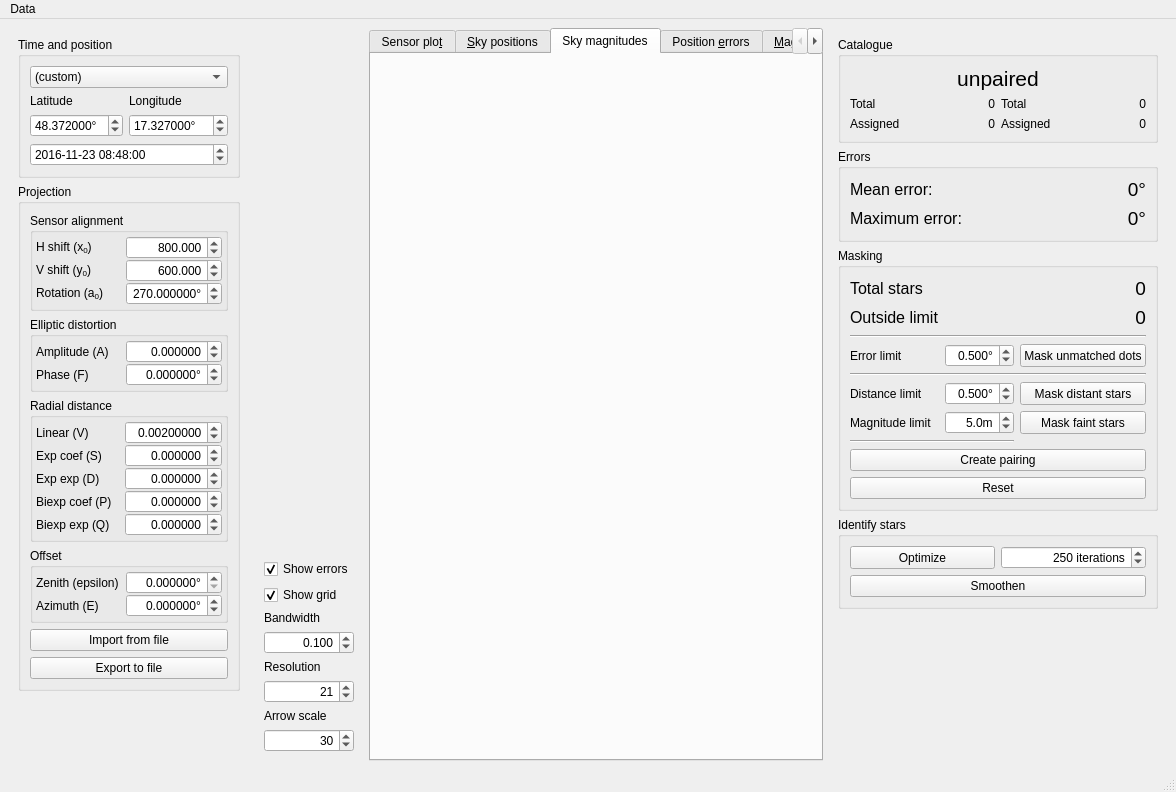
First picture: the form in ui/main.ui, repository AMOS-uniba/vasco, before the edit.
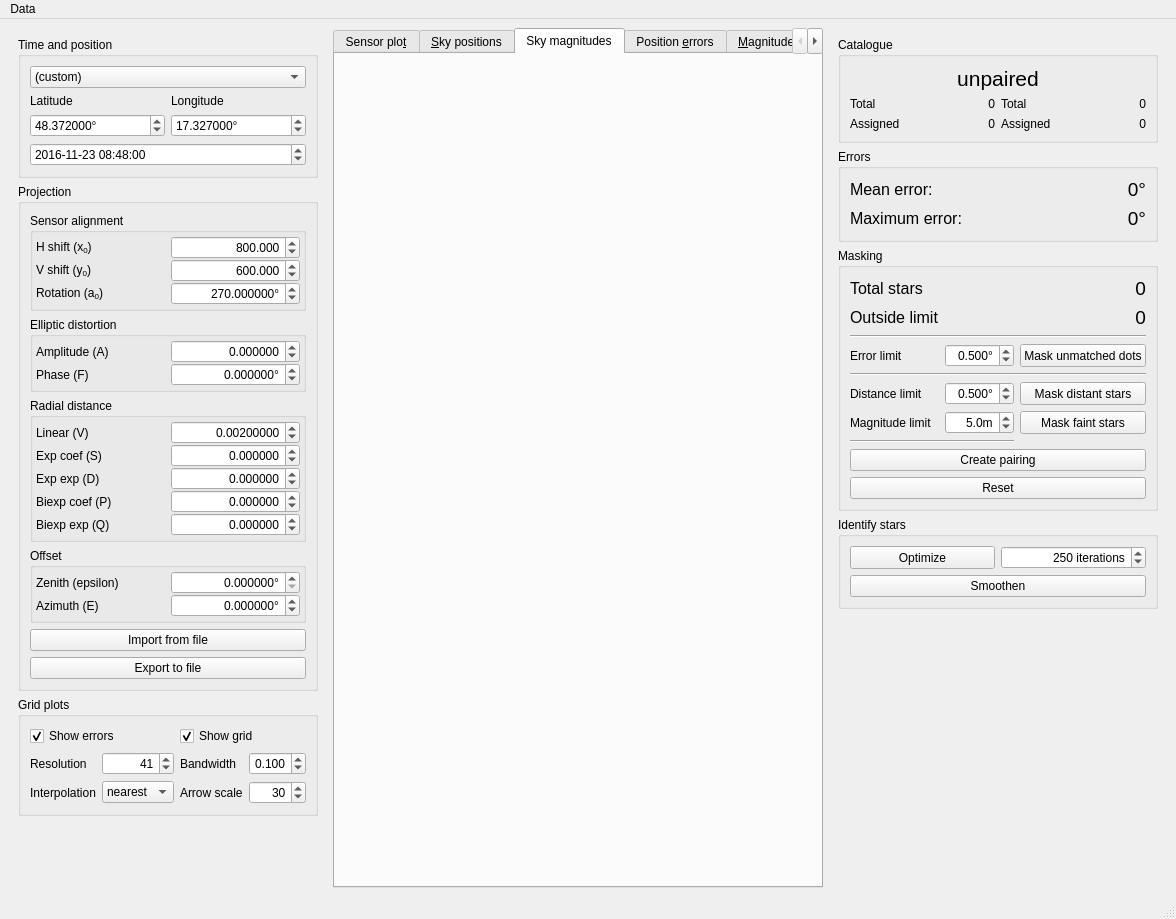
Second picture: the form after the edit.

Commit message: Improved magnitude plot

```diff
--- a/ui/main.ui
+++ b/ui/main.ui
@@ -7,7 +7,7 @@
     <x>0</x>
     <y>0</y>
     <width>1176</width>
-    <height>792</height>
+    <height>919</height>
    </rect>
   </property>
   <property name="windowTitle">
@@ -657,135 +657,45 @@
         </widget>
        </item>
        <item>
-        <spacer name="verticalSpacer_4">
-         <property name="orientation">
-          <enum>Qt::Vertical</enum>
+        <widget class="QGroupBox" name="gb_grid_plots">
+         <property name="title">
+          <string>Grid plots</string>
          </property>
-         <property name="sizeHint" stdset="0">
-          <size>
-           <width>20</width>
-           <height>40</height>
-          </size>
-         </property>
-        </spacer>
-       </item>
-      </layout>
-     </widget>
-    </item>
-    <item>
-     <widget class="QWidget" name="w_scale" native="true">
-      <property name="sizePolicy">
-       <sizepolicy hsizetype="Maximum" vsizetype="Preferred">
-        <horstretch>0</horstretch>
-        <verstretch>0</verstretch>
-       </sizepolicy>
-      </property>
-      <layout class="QVBoxLayout" name="verticalLayout_5">
-       <item>
-        <spacer name="verticalSpacer">
-         <property name="orientation">
-          <enum>Qt::Vertical</enum>
-         </property>
-         <property name="sizeHint" stdset="0">
-          <size>
-           <width>20</width>
-           <height>462</height>
-          </size>
-         </property>
-        </spacer>
-       </item>
-       <item>
-        <widget class="QCheckBox" name="cb_show_errors">
-         <property name="enabled">
-          <bool>true</bool>
-         </property>
+         <layout class="QGridLayout" name="gridLayout_7">
+          <item row="9" column="2">
+           <widget class="QLabel" name="lx_interpolation">
          <property name="text">
-          <string>Show errors</string>
-         </property>
-         <property name="checked">
-          <bool>true</bool>
-         </property>
-        </widget>
-       </item>
+             <string>Interpolation</string>
+            </property>
+           </widget>
+          </item>
+          <item row="9" column="3">
+           <widget class="QComboBox" name="cb_interpolation">
        <item>
-        <widget class="QCheckBox" name="cb_show_grid">
          <property name="text">
-          <string>Show grid</string>
-         </property>
-         <property name="checked">
-          <bool>true</bool>
-         </property>
-        </widget>
+              <string>nearest</string>
+             </property>
        </item>
        <item>
-        <widget class="QLabel" name="lx_bandwidth">
          <property name="text">
-          <string>Bandwidth</string>
-         </property>
-        </widget>
+              <string>bilinear</string>
+             </property>
        </item>
        <item>
-        <widget class="QDoubleSpinBox" name="dsb_bandwidth">
-         <property name="alignment">
-          <set>Qt::AlignRight|Qt::AlignTrailing|Qt::AlignVCenter</set>
-         </property>
-         <property name="suffix">
-          <string/>
-         </property>
-         <property name="decimals">
-          <number>3</number>
-         </property>
-         <property name="minimum">
-          <double>0.001000000000000</double>
-         </property>
-         <property name="maximum">
-          <double>0.500000000000000</double>
-         </property>
-         <property name="singleStep">
-          <double>0.010000000000000</double>
-         </property>
-         <property name="stepType">
-          <enum>QAbstractSpinBox::DefaultStepType</enum>
-         </property>
-         <property name="value">
-          <double>0.100000000000000</double>
-         </property>
-        </widget>
-       </item>
-       <item>
-        <widget class="QLabel" name="lx_resolution">
          <property name="text">
-          <string>Resolution</string>
-         </property>
-        </widget>
-       </item>
-       <item>
-        <widget class="QSpinBox" name="sb_resolution">
-         <property name="alignment">
-          <set>Qt::AlignRight|Qt::AlignTrailing|Qt::AlignVCenter</set>
-         </property>
-         <property name="minimum">
-          <number>11</number>
-         </property>
-         <property name="maximum">
-          <number>51</number>
-         </property>
-         <property name="singleStep">
-          <number>2</number>
-         </property>
-         <property name="value">
-          <number>21</number>
-         </property>
-        </widget>
-       </item>
-       <item>
+              <string>bicubic</string>
+             </property>
+            </item>
+           </widget>
+          </item>
+          <item row="9" column="4">
         <widget class="QLabel" name="lx_arrow_scale">
          <property name="text">
           <string>Arrow scale</string>
          </property>
         </widget>
        </item>
-       <item>
+          <item row="9" column="5">
         <widget class="QSpinBox" name="sb_arrow_scale">
          <property name="alignment">
           <set>Qt::AlignRight|Qt::AlignTrailing|Qt::AlignVCenter</set>
@@ -803,6 +713,106 @@
           <number>30</number>
          </property>
         </widget>
+          </item>
+          <item row="3" column="2">
+           <widget class="QLabel" name="lx_resolution">
+            <property name="text">
+             <string>Resolution</string>
+            </property>
+           </widget>
+          </item>
+          <item row="3" column="4">
+           <widget class="QLabel" name="lx_bandwidth">
+            <property name="text">
+             <string>Bandwidth</string>
+            </property>
+           </widget>
+          </item>
+          <item row="3" column="3">
+           <widget class="QSpinBox" name="sb_resolution">
+            <property name="alignment">
+             <set>Qt::AlignRight|Qt::AlignTrailing|Qt::AlignVCenter</set>
+            </property>
+            <property name="minimum">
+             <number>11</number>
+            </property>
+            <property name="maximum">
+             <number>201</number>
+            </property>
+            <property name="singleStep">
+             <number>2</number>
+            </property>
+            <property name="value">
+             <number>41</number>
+            </property>
+           </widget>
+          </item>
+          <item row="3" column="5">
+           <widget class="QDoubleSpinBox" name="dsb_bandwidth">
+            <property name="alignment">
+             <set>Qt::AlignRight|Qt::AlignTrailing|Qt::AlignVCenter</set>
+            </property>
+            <property name="suffix">
+             <string/>
+            </property>
+            <property name="decimals">
+             <number>3</number>
+            </property>
+            <property name="minimum">
+             <double>0.001000000000000</double>
+            </property>
+            <property name="maximum">
+             <double>0.500000000000000</double>
+            </property>
+            <property name="singleStep">
+             <double>0.010000000000000</double>
+            </property>
+            <property name="stepType">
+             <enum>QAbstractSpinBox::DefaultStepType</enum>
+            </property>
+            <property name="value">
+             <double>0.100000000000000</double>
+            </property>
+           </widget>
+          </item>
+          <item row="1" column="4" colspan="2">
+           <widget class="QCheckBox" name="cb_show_grid">
+            <property name="text">
+             <string>Show grid</string>
+            </property>
+            <property name="checked">
+             <bool>true</bool>
+            </property>
+           </widget>
+          </item>
+          <item row="1" column="2" colspan="2">
+           <widget class="QCheckBox" name="cb_show_errors">
+            <property name="enabled">
+             <bool>true</bool>
+            </property>
+            <property name="text">
+             <string>Show errors</string>
+            </property>
+            <property name="checked">
+             <bool>true</bool>
+            </property>
+           </widget>
+          </item>
+         </layout>
+        </widget>
+       </item>
+       <item>
+        <spacer name="verticalSpacer_4">
+         <property name="orientation">
+          <enum>Qt::Vertical</enum>
+         </property>
+         <property name="sizeHint" stdset="0">
+          <size>
+           <width>20</width>
+           <height>40</height>
+          </size>
+         </property>
+        </spacer>
        </item>
       </layout>
      </widget>
```
Lines whose indentation alone changed are shown as unchanged. The commit also changes 10 other files.
